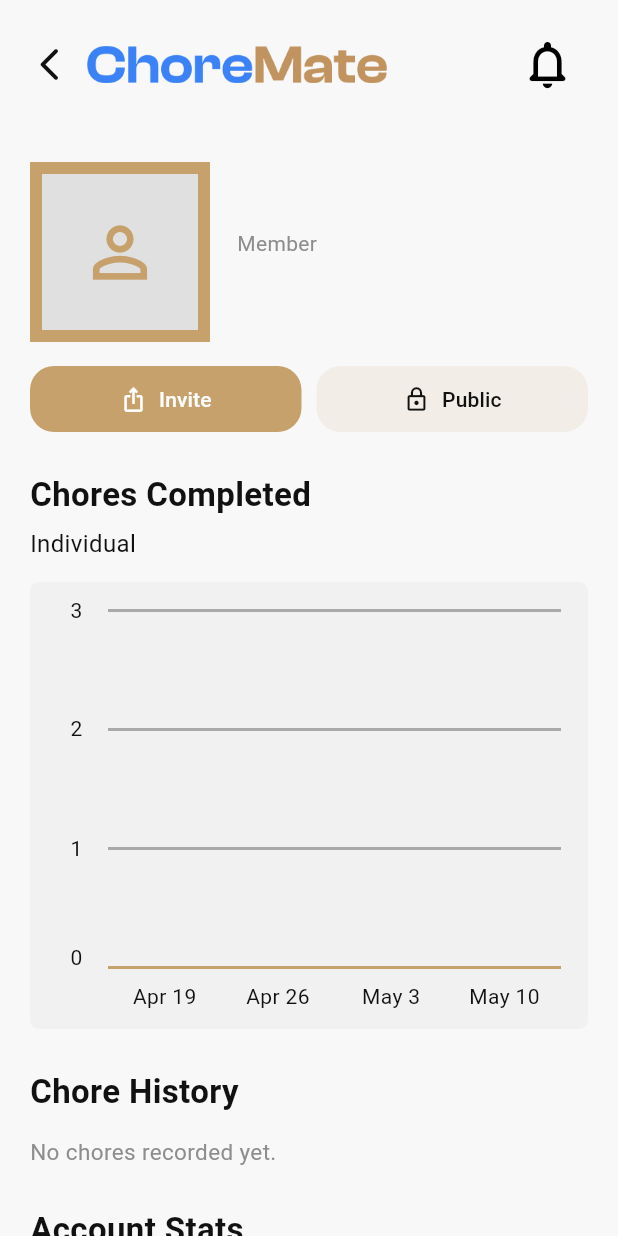
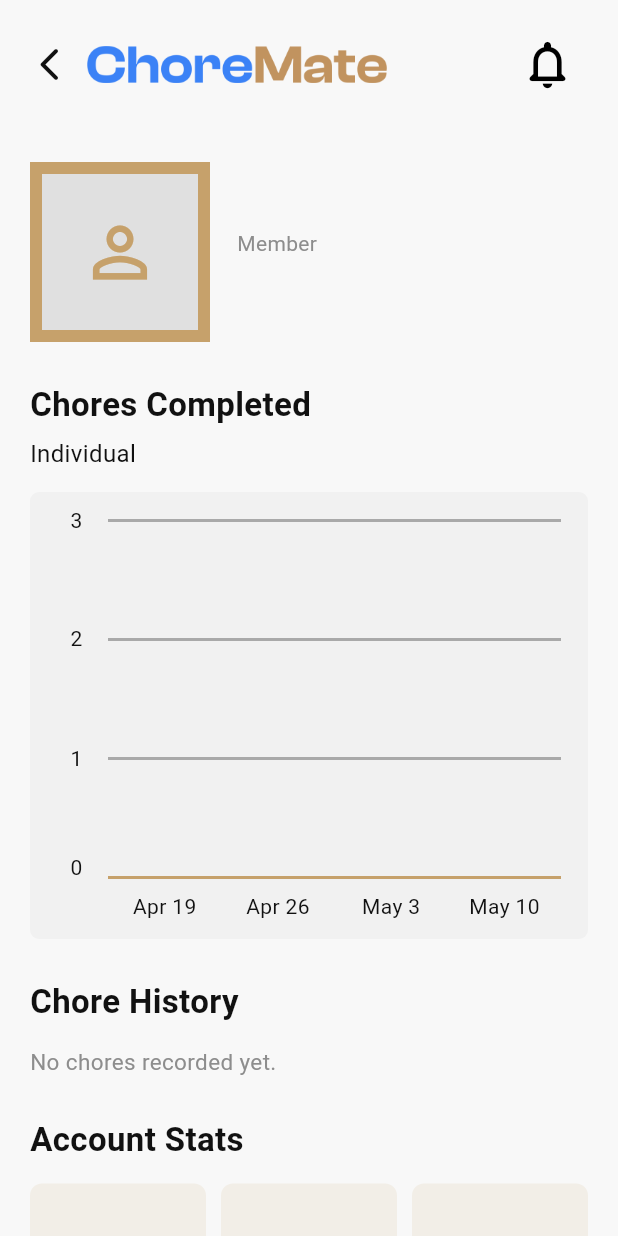
Before and after one commit to nick-mama/ChoreMate, a Flutter app: the HousemateProfilePage screen opened directly with empty values, on a phone screen of 412 x 824 dp. Run offline on Flutter 3.47's test engine with Material 3 defaults, Android fonts, the phone set to English and light mode, and no system bars; our stand-ins replace cached_network_image, cloud_firestore, firebase_auth, firebase_core, firebase_storage, fl_chart and 3 more; accounts and stored records are empty.

Commit message:
removed button bar from household profiles

```diff
--- a/lib/features/household/pages/household_page.dart
+++ b/lib/features/household/pages/household_page.dart
@@ -1087,85 +1087,7 @@
             ),
           ],
         ),
-        const SizedBox(height: 16),
-        Row(
-          children: [
-            Expanded(
-              child: _ProfileActionButton(
-                icon: Icons.ios_share_outlined,
-                label: 'Invite',
-                onTap: () {},
-              ),
-            ),
-            const SizedBox(width: 10),
-            const Expanded(child: _PrivacyBadgeButton()),
-          ],
-        ),
       ],
-    );
-  }
-}
-
-class _ProfileActionButton extends StatelessWidget {
-  final IconData icon;
-  final String label;
-  final VoidCallback onTap;
-
-  const _ProfileActionButton({
-    required this.icon,
-    required this.label,
-    required this.onTap,
-  });
-
-  @override
-  Widget build(BuildContext context) {
-    return SizedBox(
-      height: 44,
-      child: ElevatedButton.icon(
-        style: ElevatedButton.styleFrom(
-          backgroundColor: AppColors.tan,
-          foregroundColor: Colors.white,
-          elevation: 0,
-          padding: const EdgeInsets.symmetric(horizontal: 10),
-          shape: RoundedRectangleBorder(
-            borderRadius: BorderRadius.circular(16),
-          ),
-        ),
-        onPressed: onTap,
-        icon: Icon(icon, size: 18),
-        label: Text(
-          label,
-          style: const TextStyle(fontSize: 14, fontWeight: FontWeight.w500),
-        ),
-      ),
-    );
-  }
-}
-
-class _PrivacyBadgeButton extends StatelessWidget {
-  const _PrivacyBadgeButton();
-
-  @override
-  Widget build(BuildContext context) {
-    return SizedBox(
-      height: 44,
-      child: ElevatedButton.icon(
-        style: ElevatedButton.styleFrom(
-          backgroundColor: AppColors.cream,
-          foregroundColor: AppColors.text,
-          elevation: 0,
-          padding: const EdgeInsets.symmetric(horizontal: 10),
-          shape: RoundedRectangleBorder(
-            borderRadius: BorderRadius.circular(16),
-          ),
-        ),
-        onPressed: () {},
-        icon: const Icon(Icons.lock_outline, size: 18),
-        label: const Text(
-          'Public',
-          style: TextStyle(fontSize: 14, fontWeight: FontWeight.w500),
-        ),
-      ),
     );
   }
 }
```
